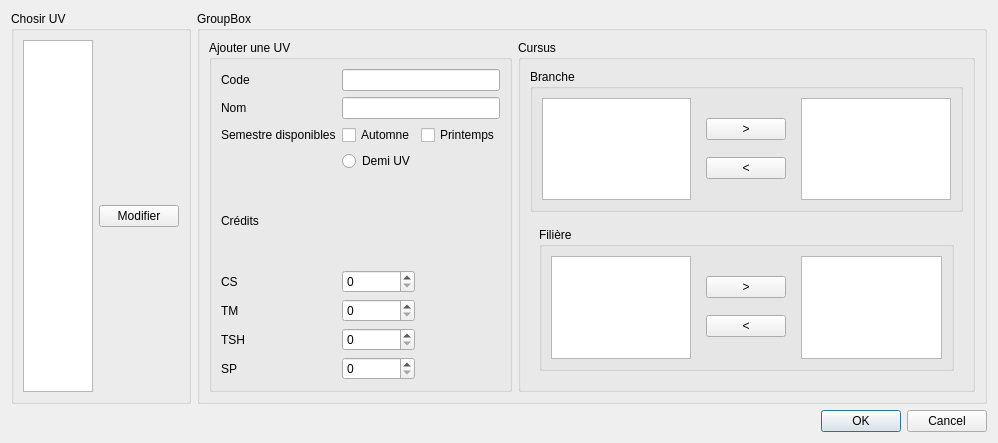
Above: window/modifuvwindow.ui from roddehugo/utprofiler before the change. Below: the same form after it.
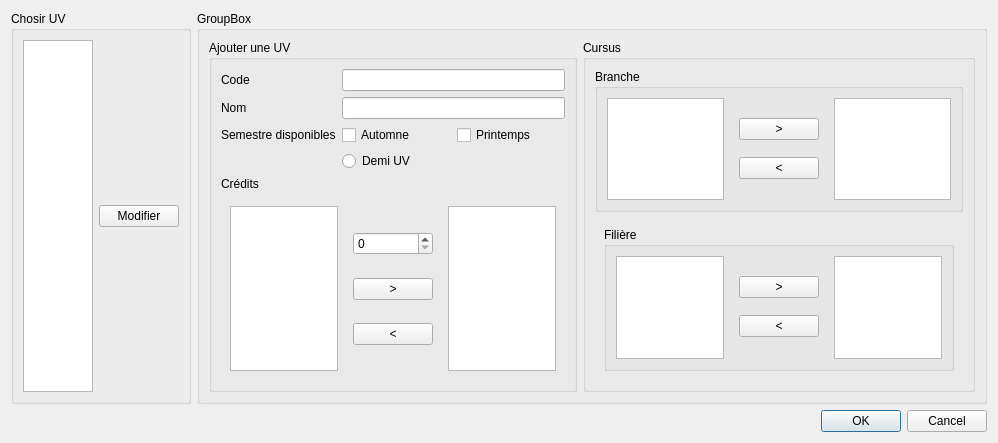
That is the form after the change.

Diff of the .ui file:
```diff
--- a/window/modifuvwindow.ui
+++ b/window/modifuvwindow.ui
@@ -68,23 +68,20 @@
                     <item>
                      <widget class="QWidget" name="widget" native="true">
                       <layout class="QGridLayout" name="gridLayout_11">
+                       <item row="1" column="0">
+                        <widget class="QPushButton" name="pushButton_5">
+                         <property name="text">
+                          <string>&lt;</string>
+                         </property>
+                        </widget>
+                       </item>
                        <item row="0" column="0">
-                        <layout class="QVBoxLayout" name="verticalLayout"/>
-                       </item>
-                       <item row="0" column="1">
                         <widget class="QPushButton" name="pushButton_2">
                          <property name="text">
                           <string>&gt;</string>
                          </property>
                         </widget>
                        </item>
-                       <item row="1" column="1">
-                        <widget class="QPushButton" name="pushButton_5">
-                         <property name="text">
-                          <string>&lt;</string>
-                         </property>
-                        </widget>
-                       </item>
                       </layout>
                      </widget>
                     </item>
@@ -115,23 +112,20 @@
                      <item>
                       <widget class="QWidget" name="widget_4" native="true">
                        <layout class="QGridLayout" name="gridLayout_14">
+                        <item row="1" column="0">
+                         <widget class="QPushButton" name="pushButton_7">
+                          <property name="text">
+                           <string>&lt;</string>
+                          </property>
+                         </widget>
+                        </item>
                         <item row="0" column="0">
-                         <layout class="QVBoxLayout" name="verticalLayout_3"/>
-                        </item>
-                        <item row="0" column="1">
                          <widget class="QPushButton" name="pushButton_6">
                           <property name="text">
                            <string>&gt;</string>
                           </property>
                          </widget>
                         </item>
-                        <item row="1" column="1">
-                         <widget class="QPushButton" name="pushButton_7">
-                          <property name="text">
-                           <string>&lt;</string>
-                          </property>
-                         </widget>
-                        </item>
                        </layout>
                       </widget>
                      </item>
@@ -159,26 +153,17 @@
               <layout class="QGridLayout" name="gridLayout_15">
                <item row="0" column="0">
                 <layout class="QGridLayout" name="gridLayout_16">
-                 <item row="1" column="1" colspan="2">
-                  <widget class="QLineEdit" name="lineEdit_2"/>
-                 </item>
-                 <item row="0" column="1" colspan="2">
-                  <widget class="QLineEdit" name="lineEdit"/>
-                 </item>
-                 <item row="5" column="0">
-                  <widget class="QLabel" name="label_5">
+                 <item row="2" column="1">
+                  <widget class="QCheckBox" name="checkBox">
                    <property name="text">
-                    <string>CS</string>
+                    <string>Automne</string>
                    </property>
                   </widget>
                  </item>
-                 <item row="6" column="1">
-                  <widget class="QSpinBox" name="spinBox_2"/>
-                 </item>
-                 <item row="4" column="0" colspan="3">
-                  <widget class="QLabel" name="label_4">
+                 <item row="2" column="2">
+                  <widget class="QCheckBox" name="checkBox_2">
                    <property name="text">
-                    <string>Crédits</string>
+                    <string>Printemps</string>
                    </property>
                   </widget>
                  </item>
@@ -189,13 +174,6 @@
                    </property>
                   </widget>
                  </item>
-                 <item row="6" column="0">
-                  <widget class="QLabel" name="label_6">
-                   <property name="text">
-                    <string>TM</string>
-                   </property>
-                  </widget>
-                 </item>
                  <item row="3" column="1">
                   <widget class="QRadioButton" name="radioButton">
                    <property name="text">
@@ -203,30 +181,6 @@
                    </property>
                   </widget>
                  </item>
-                 <item row="2" column="2">
-                  <widget class="QCheckBox" name="checkBox_2">
-                   <property name="text">
-                    <string>Printemps</string>
-                   </property>
-                  </widget>
-                 </item>
-                 <item row="2" column="0">
-                  <widget class="QLabel" name="label_3">
-                   <property name="text">
-                    <string>Semestre disponibles</string>
-                   </property>
-                  </widget>
-                 </item>
-                 <item row="2" column="1">
-                  <widget class="QCheckBox" name="checkBox">
-                   <property name="text">
-                    <string>Automne</string>
-                   </property>
-                  </widget>
-                 </item>
-                 <item row="5" column="1">
-                  <widget class="QSpinBox" name="spinBox"/>
-                 </item>
                  <item row="1" column="0">
                   <widget class="QLabel" name="label_2">
                    <property name="text">
@@ -234,25 +188,64 @@
                    </property>
                   </widget>
                  </item>
-                 <item row="7" column="0">
-                  <widget class="QLabel" name="label_7">
+                 <item row="4" column="0" colspan="3">
+                  <widget class="QLabel" name="label_4">
                    <property name="text">
-                    <string>TSH</string>
+                    <string>Crédits</string>
                    </property>
                   </widget>
                  </item>
-                 <item row="7" column="1">
-                  <widget class="QSpinBox" name="spinBox_3"/>
+                 <item row="1" column="1" colspan="2">
+                  <widget class="QLineEdit" name="lineEdit_2"/>
                  </item>
-                 <item row="8" column="0">
-                  <widget class="QLabel" name="label_8">
+                 <item row="0" column="1" colspan="2">
+                  <widget class="QLineEdit" name="lineEdit"/>
+                 </item>
+                 <item row="2" column="0">
+                  <widget class="QLabel" name="label_3">
                    <property name="text">
-                    <string>SP</string>
+                    <string>Semestre disponibles</string>
                    </property>
                   </widget>
                  </item>
-                 <item row="8" column="1">
-                  <widget class="QSpinBox" name="spinBox_4"/>
+                 <item row="5" column="0" colspan="3">
+                  <widget class="QWidget" name="widget_2" native="true">
+                   <layout class="QGridLayout" name="gridLayout_9">
+                    <item row="0" column="0">
+                     <layout class="QHBoxLayout" name="horizontalLayout_2">
+                      <item>
+                       <widget class="QColumnView" name="columnView_3"/>
+                      </item>
+                      <item>
+                       <widget class="QWidget" name="widget_5" native="true">
+                        <layout class="QGridLayout" name="gridLayout_12">
+                         <item row="1" column="0">
+                          <widget class="QPushButton" name="pushButton_3">
+                           <property name="text">
+                            <string>&gt;</string>
+                           </property>
+                          </widget>
+                         </item>
+                         <item row="2" column="0">
+                          <widget class="QPushButton" name="pushButton_8">
+                           <property name="text">
+                            <string>&lt;</string>
+                           </property>
+                          </widget>
+                         </item>
+                         <item row="0" column="0">
+                          <widget class="QSpinBox" name="spinBox"/>
+                         </item>
+                        </layout>
+                       </widget>
+                      </item>
+                      <item>
+                       <widget class="QColumnView" name="columnView_8"/>
+                      </item>
+                     </layout>
+                    </item>
+                   </layout>
+                  </widget>
                  </item>
                 </layout>
                </item>
```
